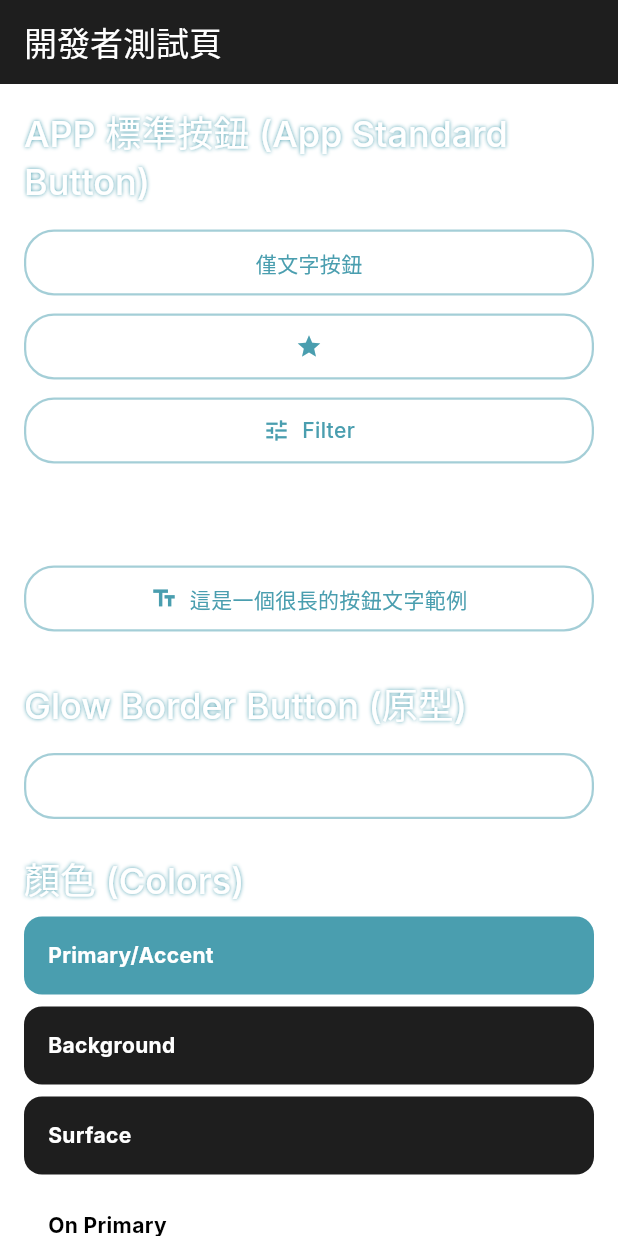
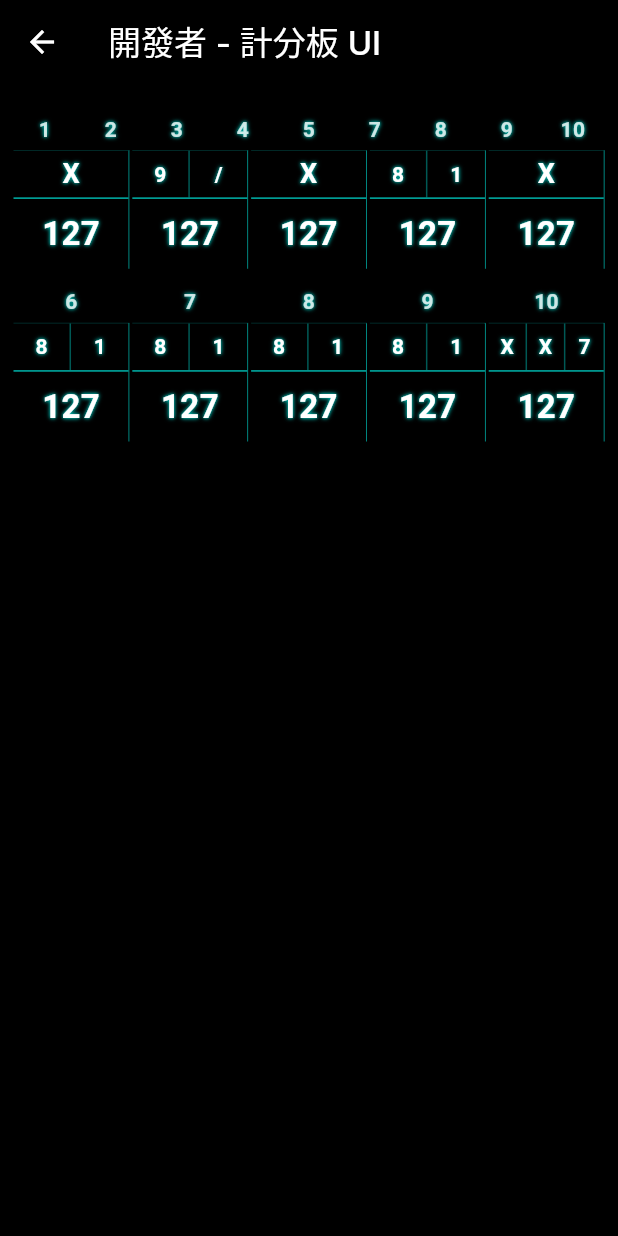
Before and after one commit to BowlingJake/MyBallStorage, a Flutter app: the DeveloperPage screen opened by its route, on a phone screen of 412 x 824 dp. Run offline on Flutter 3.47's test engine with Material 3 defaults, Android fonts, the phone set to English and light mode, and no system bars; our stand-ins replace animated_text_kit, dropdown_button2, fl_chart, flutter_animate, flutter_riverpod, flutter_svg and 9 more; accounts and stored records are empty; project files that could hold a hidden picture were left out.

Commit message:
create bowling frame in develop page

```diff
--- a/lib/main.dart
+++ b/lib/main.dart
@@ -7,10 +7,6 @@ import 'package:flutter/material.dart';
 import 'package:flutter_riverpod/flutter_riverpod.dart';
 
 void main() {
-  WidgetsFlutterBinding.ensureInitialized();
-
-  AppErrorHandler.initialize();
-
   AppErrorHandler.runGuarded(() {
     runApp(const ProviderScope(child: MyApp()));
   });
--- a/lib/views/developer_page.dart
+++ b/lib/views/developer_page.dart
@@ -1,142 +1,254 @@
-import 'package:bowlingarsenal_app/widgets/app_standard_button.dart';
-import 'package:bowlingarsenal_app/widgets/glow_border_button.dart';
 import 'package:flutter/material.dart';
+import 'package:go_router/go_router.dart';
 
 class DeveloperPage extends StatelessWidget {
   const DeveloperPage({super.key});
 
   @override
   Widget build(BuildContext context) {
-    final theme = Theme.of(context);
-    final textTheme = theme.textTheme;
-
     return Scaffold(
       appBar: AppBar(
-        title: const Text('開發者測試頁'),
-        backgroundColor: theme.colorScheme.surface,
+        title: const Text('開發者 - 計分板 UI'),
+        backgroundColor: Colors.black,
+        elevation: 0,
+        leading: IconButton(
+          icon: const Icon(Icons.arrow_back),
+          onPressed: () => context.go('/'),
+        ),
       ),
-      body: ListView(
-        padding: const EdgeInsets.all(16),
-        children: [
-          _buildSectionTitle(context, 'APP 標準按鈕 (App Standard Button)'),
-          const SizedBox(height: 16),
-
-          // 僅文字按鈕
-          AppStandardButton(
-            text: '僅文字按鈕',
-            onPressed: () => _showSnackBar(context, '文字按鈕被點擊'),
-          ),
-          const SizedBox(height: 12),
-
-          // 僅圖示按鈕
-          AppStandardButton(
-            icon: Icons.star,
-            onPressed: () => _showSnackBar(context, '圖示按鈕被點擊'),
-            width: 60,
-          ),
-          const SizedBox(height: 12),
-
-          // 圖示 + 文字按鈕
-          AppStandardButton(
-            text: 'Filter',
-            icon: Icons.tune,
-            onPressed: () => _showSnackBar(context, 'Filter 按鈕被點擊'),
-            width: 120,
-          ),
-          const SizedBox(height: 12),
-
-          // 停用狀態按鈕
-          AppStandardButton(
-            text: '停用按鈕',
-            icon: Icons.block,
-            onPressed: () {},
-            enabled: false,
-          ),
-          const SizedBox(height: 12),
-
-          // 自適應寬度按鈕
-          AppStandardButton(
-            text: '這是一個很長的按鈕文字範例',
-            icon: Icons.text_fields,
-            onPressed: () => _showSnackBar(context, '長文字按鈕被點擊'),
-          ),
-
-          const SizedBox(height: 32),
-
-          _buildSectionTitle(context, 'Glow Border Button (原型)'),
-          const SizedBox(height: 16),
-          GlowBorderButton(
-            onTap: () => _showSnackBar(context, 'GlowBorderButton 被點擊'),
-          ),
-          const SizedBox(height: 24),
-
-          _buildSectionTitle(context, '顏色 (Colors)'),
-          const SizedBox(height: 8),
-          _buildColorSwatch(
-            context,
-            'Primary/Accent',
-            theme.colorScheme.primary,
-          ),
-          _buildColorSwatch(context, 'Background', theme.colorScheme.surface),
-          _buildColorSwatch(context, 'Surface', theme.colorScheme.surface),
-          _buildColorSwatch(context, 'On Primary', theme.colorScheme.onPrimary),
-          _buildColorSwatch(
-            context,
-            'On Background',
-            theme.colorScheme.onSurface,
-          ),
-          const SizedBox(height: 24),
-
-          _buildSectionTitle(context, '文字樣式 (Typography)'),
-          const SizedBox(height: 8),
-          _buildTextStyleExample('Display Large', textTheme.displayLarge),
-          _buildTextStyleExample('Display Medium', textTheme.displayMedium),
-          _buildTextStyleExample('Display Small', textTheme.displaySmall),
-          _buildTextStyleExample('Headline Medium', textTheme.headlineMedium),
-          _buildTextStyleExample('Title Large', textTheme.titleLarge),
-          _buildTextStyleExample('Body Large', textTheme.bodyLarge),
-          _buildTextStyleExample('Body Medium (Default)', textTheme.bodyMedium),
-          _buildTextStyleExample('Label Large (Data)', textTheme.labelLarge),
-        ],
+      backgroundColor: Colors.black,
+      body: Padding(
+        padding: const EdgeInsets.symmetric(horizontal: 8.0, vertical: 20.0),
+        child: _buildScorecard(context),
       ),
     );
   }
 
-  void _showSnackBar(BuildContext context, String message) {
-    ScaffoldMessenger.of(context).showSnackBar(
-      SnackBar(content: Text(message), duration: const Duration(seconds: 1)),
+  Widget _buildScorecard(BuildContext context) {
+    final glowingTextStyle = TextStyle(
+      color: Colors.white.withOpacity(0.8),
+      fontFamily: 'Electrolize',
+      shadows: [
+        for (double i = 1; i < 3; i++)
+          Shadow(color: const Color(0xFF00B2A9), blurRadius: 2 * i),
+      ],
+      fontWeight: FontWeight.bold,
+    );
+
+    return Column(
+      children: [
+        // --- Serial Number Row ---
+        Row(
+          children: List.generate(10, (index) {
+            // Split into two rows of 5 for alignment
+            if (index == 5) {
+              return const SizedBox.shrink(); // This will be handled in the main column split
+            }
+            return Expanded(
+              child: Text(
+                (index + 1).toString(),
+                textAlign: TextAlign.center,
+                style: glowingTextStyle.copyWith(fontSize: 14),
+              ),
+            );
+          }).where((widget) => widget is! SizedBox).toList(),
+        ),
+        const SizedBox(height: 4),
+        // --- First row of frames ---
+        Row(
+          mainAxisAlignment: MainAxisAlignment.spaceEvenly,
+          children: List.generate(5, (index) => Expanded(child: _buildFrameD(context, index + 1))),
+        ),
+        const SizedBox(height: 12),
+        // --- Serial Number Row for second half ---
+         Row(
+          children: List.generate(10, (index) {
+            if (index < 5) {
+              return const SizedBox.shrink();
+            }
+            return Expanded(
+              child: Text(
+                (index + 1).toString(),
+                textAlign: TextAlign.center,
+                style: glowingTextStyle.copyWith(fontSize: 14),
+              ),
+            );
+          }).where((widget) => widget is! SizedBox).toList(),
+        ),
+        const SizedBox(height: 4),
+        // --- Second row of frames ---
+        Row(
+          mainAxisAlignment: MainAxisAlignment.spaceEvenly,
+          children: List.generate(5, (index) => Expanded(child: _buildFrameD(context, index + 6))),
+        ),
+      ],
     );
   }
 
-  Widget _buildSectionTitle(BuildContext context, String title) {
-    return Text(title, style: Theme.of(context).textTheme.headlineSmall);
+  Widget _buildStandardFrameBody(BuildContext context, int frameNumber, Color borderColor, Color textColor) {
+    final bool isTenthFrame = frameNumber == 10;
+
+    Widget scoreArea;
+    if (isTenthFrame) {
+      scoreArea = Row(
+        children: [
+          Expanded(child: _buildSmallScoreBox(context, '', borderColor, textColor)),
+          Expanded(child: _buildSmallScoreBox(context, '', borderColor, textColor)),
+          Expanded(child: _buildSmallScoreBox(context, '', borderColor, textColor)),
+        ],
+      );
+    } else {
+      scoreArea = Row(
+        children: [
+          Expanded(flex: 1, child: _buildSmallScoreBox(context, '', borderColor, textColor)),
+          Expanded(flex: 1, child: _buildSmallScoreBox(context, 'X', borderColor, textColor)),
+        ],
+      );
+    }
+
+    return Column(
+      crossAxisAlignment: CrossAxisAlignment.start,
+      children: [
+        // Frame Number
+        Padding(
+          padding: const EdgeInsets.only(left: 4.0, bottom: 2.0),
+          child: Text(frameNumber.toString(), style: TextStyle(color: textColor.withOpacity(0.8), fontSize: 12)),
+        ),
+        // Score Area and Cumulative Score
+        Container(
+          height: 50,
+          child: Stack(
+            children: <Widget>[
+              // Cumulative Score Box (bottom layer)
+              Positioned.fill(
+                child: Container(
+                  alignment: Alignment.center,
+                  decoration: BoxDecoration(
+                    border: Border(top: BorderSide(color: borderColor, width: 1)),
+                  ),
+                  child: Text('108', style: TextStyle(color: textColor, fontSize: 16, fontWeight: FontWeight.bold)),
+                ),
+              ),
+              // Top Score Area (top layer)
+              Positioned(
+                top: 0,
+                left: 0,
+                right: 0,
+                height: 25,
+                child: scoreArea,
+              ),
+              // Vertical divider for frames 1-9
+              if (!isTenthFrame)
+                Positioned(
+                  top: 0,
+                  left: 0,
+                  bottom: 25,
+                  width: 50, // approx center
+                  child: Center(
+                    child: Container(
+                      width: 1,
+                      color: borderColor,
+                    ),
+                  ),
+                ),
+            ],
+          ),
+        ),
+      ],
+    );
   }
 
-  Widget _buildColorSwatch(BuildContext context, String name, Color color) {
-    return Card(
-      color: color,
-      margin: const EdgeInsets.only(bottom: 8),
-      child: Padding(
-        padding: const EdgeInsets.all(16),
-        child: Text(
-          name,
-          style: TextStyle(
-            color:
-                ThemeData.estimateBrightnessForColor(color) == Brightness.dark
-                    ? Colors.white
-                    : Colors.black,
-            fontWeight: FontWeight.bold,
+  Widget _buildSmallScoreBox(BuildContext context, String score, Color borderColor, Color textColor) {
+    return Container(
+      height: 25,
+      decoration: BoxDecoration(
+        border: Border(
+           right: BorderSide(color: borderColor, width: 1)
+        ),
+      ),
+      child: Center(child: Text(score, style: TextStyle(color: textColor, fontSize: 14))),
+    );
+  }
+
+  Widget _buildFrameD(BuildContext context, int frameNumber) {
+    const accentColor = Color(0xFF00B2A9);
+
+    return AspectRatio(
+      aspectRatio: 1.0,
+      child: Container(
+        margin: const EdgeInsets.symmetric(horizontal: 1),
+        decoration: BoxDecoration(
+          color: Colors.black,
+          border: Border(
+            right: BorderSide(color: accentColor, width: 0.5),
+            top: BorderSide(color: accentColor.withOpacity(0.3), width: 0.5),
           ),
         ),
+        child: _buildStandardFrameBodyD(context, frameNumber, accentColor),
       ),
     );
   }
 
-  Widget _buildTextStyleExample(String name, TextStyle? style) {
-    if (style == null) return const SizedBox.shrink();
-    return Padding(
-      padding: const EdgeInsets.only(bottom: 8),
-      child: Text(name, style: style),
+  Widget _buildStandardFrameBodyD(BuildContext context, int frameNumber, Color accentColor) {
+    final bool isTenthFrame = frameNumber == 10;
+
+    final glowingTextStyle = TextStyle(
+      color: Colors.white,
+      fontFamily: 'Electrolize',
+      shadows: [
+        for (double i = 1; i < 3; i++) Shadow(color: accentColor, blurRadius: 2 * i),
+      ],
+      fontWeight: FontWeight.bold,
+    );
+
+    // --- Mock Data to demonstrate different frame states ---
+    // This logic will later be replaced by actual game data.
+    final bool isStrike = !isTenthFrame && (frameNumber == 1 || frameNumber == 3 || frameNumber == 5);
+    final bool isSpare = !isTenthFrame && (frameNumber == 2);
+
+    Widget scoreArea;
+
+    if (isTenthFrame) {
+      scoreArea = Row(
+        children: [
+          Expanded(child: _buildSmallScoreBoxD(context, 'X', accentColor, glowingTextStyle, showRightBorder: true)),
+          Expanded(child: _buildSmallScoreBoxD(context, 'X', accentColor, glowingTextStyle, showRightBorder: true)),
+          Expanded(child: _buildSmallScoreBoxD(context, '7', accentColor, glowingTextStyle, showRightBorder: false)),
+        ],
+      );
+    } else if (isStrike) {
+      // For a strike, we show a single centered 'X' in the top area.
+      scoreArea = Center(child: Text('X', style: glowingTextStyle.copyWith(fontSize: 18)));
+    } else {
+      // For a spare or an open frame, we show two boxes.
+      scoreArea = Row(
+        children: [
+          Expanded(child: _buildSmallScoreBoxD(context, isSpare ? '9' : '8', accentColor, glowingTextStyle, showRightBorder: true)),
+          Expanded(child: _buildSmallScoreBoxD(context, isSpare ? '/' : '1', accentColor, glowingTextStyle, showRightBorder: false)),
+        ],
+      );
+    }
+
+    return Column(
+      children: [
+        Expanded(flex: 2, child: scoreArea),
+        Container(height: 1, color: accentColor),
+        Expanded(
+          flex: 3,
+          child: Center(
+            child: Text('127', style: glowingTextStyle.copyWith(fontSize: 22)),
+          ),
+        ),
+      ],
+    );
+  }
+
+  Widget _buildSmallScoreBoxD(BuildContext context, String score, Color accentColor, TextStyle textStyle, {required bool showRightBorder}) {
+    return Container(
+      decoration: BoxDecoration(
+        border: showRightBorder ? Border(right: BorderSide(color: accentColor.withOpacity(0.5))) : null,
+      ),
+      child: Center(child: Text(score, style: textStyle)),
     );
   }
 }
```
Also changed, not shown: lib/core/error/error_handler.dart (+49 -34 lines).
